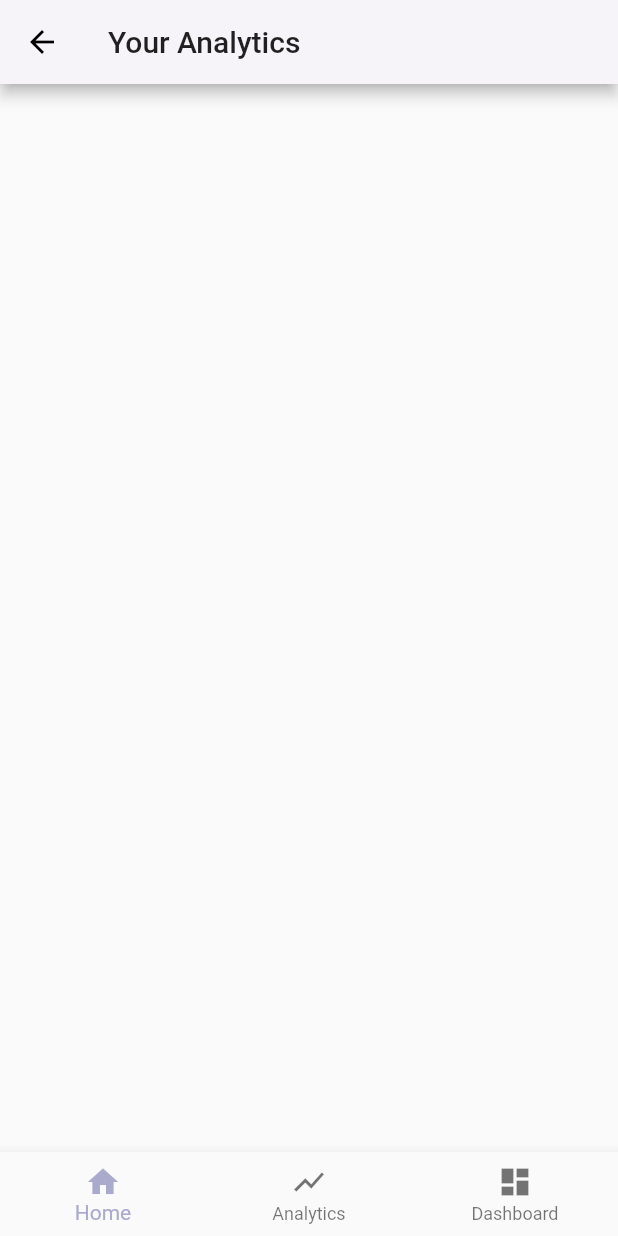
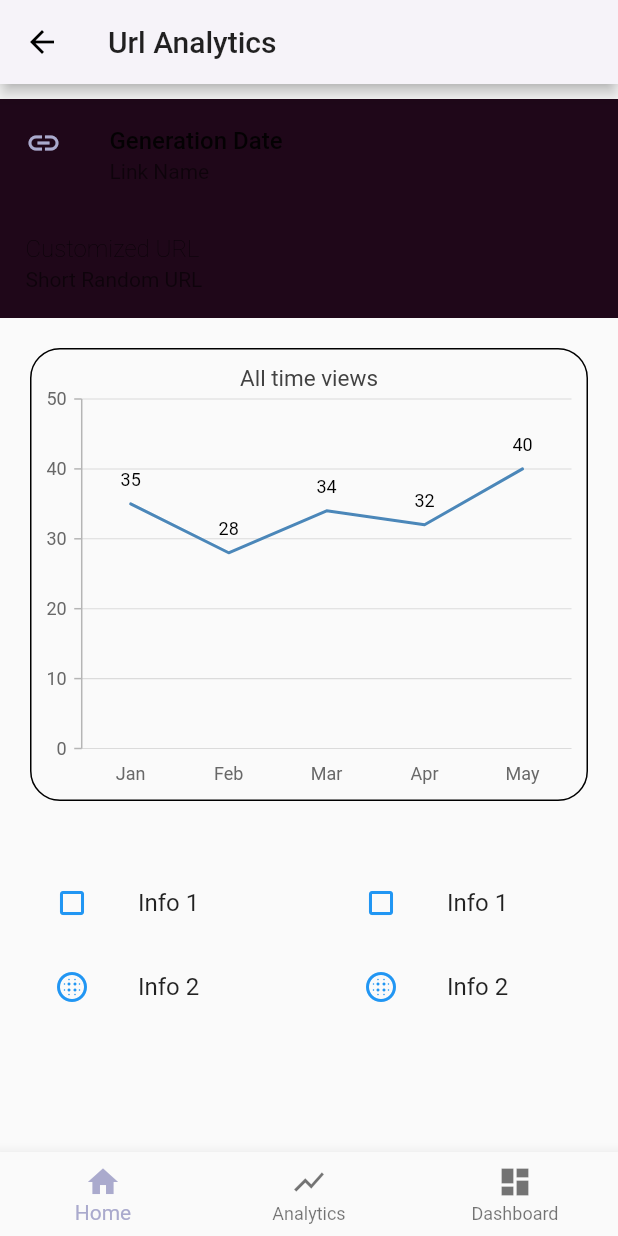
Before and after one commit to hygertai/kisa.co, a Flutter app: the AnalyticsScreen screen opened by its route, on a phone screen of 412 x 824 dp. Run offline on Flutter 3.47's test engine with Material 2 defaults, Android fonts, the phone set to English and light mode, and no system bars; our stand-ins replace modal_progress_hud, syncfusion_flutter_charts; missing offline and left inert: flutter_beautiful_popup.

Commit message:
added analytics and requests

```diff
--- /dev/null
+++ b/kisa_co/lib/models/url_model.dart
@@ -0,0 +1,17 @@
+class UrlData {
+  UrlData(
+    this.month,
+    this.visitor_count,
+  );
+
+  final String month;
+  int url_id;
+  String orig_url;
+  String short_url;
+  int created_at;
+  int expires_at;
+  String creator_ip;
+  final int visitor_count;
+  int visitor_limit;
+  bool is_private;
+}
--- a/kisa_co/lib/screens/analytics_screen.dart
+++ b/kisa_co/lib/screens/analytics_screen.dart
@@ -3,6 +3,8 @@ import 'package:flutter/material.dart';
 import 'package:kisaco/screens/welcome_screen.dart';
 import 'constants.dart';
 import 'dashboard_screen.dart';
+import 'package:syncfusion_flutter_charts/charts.dart';
+import 'package:kisaco/models/url_model.dart';
 
 class AnalyticsScreen extends StatefulWidget {
   static const String id = 'analytics_screen';
@@ -16,9 +18,156 @@ class _AnalyticsScreenState extends State<AnalyticsScreen> {
   Widget build(BuildContext context) {
     return Scaffold(
       appBar: AppBar(
-        title: Text('Your Analytics'),
+        title: Text('Url Analytics'),
       ),
-      body: Container(),
+      body: ListView(
+        children: <Widget>[
+          Padding(
+            padding: const EdgeInsets.only(top: 10.0),
+            child: Container(
+              //height: 100.0,
+              decoration: BoxDecoration(
+                color: kDarkestPurpleColor,
+                border: Border.all(
+                  color: kDarkestPurpleColor,
+                ),
+                //borderRadius: BorderRadius.circular(20.0),
+              ),
+              child: Column(
+                children: <Widget>[
+                  ListTile(
+                    title: Text('Generation Date',
+                        style: TextStyle(fontWeight: FontWeight.w500)),
+                    subtitle: Text('Link Name '),
+                    leading: Icon(
+                      Icons.insert_link,
+                      color: kLightPurpleColor,
+                    ),
+                  ),
+                  ListTile(
+                    title: Text('Customized URL',
+                        style: TextStyle(fontWeight: FontWeight.w200)),
+                    subtitle: Text('Short Random URL'),
+                  ),
+                ],
+              ),
+            ),
+          ),
+          Container(
+            decoration: BoxDecoration(
+              //color: kLightPurpleColor,
+              border: Border.all(
+                  //color: kOffWhiteColor,
+                  ),
+              borderRadius: BorderRadius.circular(20.0),
+            ),
+            margin: const EdgeInsets.all(20.0),
+            child: SfCartesianChart(
+                plotAreaBorderWidth: 0,
+                primaryXAxis: CategoryAxis(
+                  //labelStyle: ChartTextStyle(color: kOffWhiteColor),
+                  axisLine: AxisLine(width: 0),
+                  labelPosition: ChartDataLabelPosition.inside,
+                  majorTickLines: MajorTickLines(width: 0),
+                  majorGridLines: MajorGridLines(width: 0),
+                ),
+//                primaryYAxis:
+//                    NumericAxis(isVisible: false, minimum: 0, maximum: 9000),
+                // Chart title
+                title: ChartTitle(text: 'All time views'),
+                // Enable legend
+                //legend: Legend(isVisible: true),
+                // Enable tooltip
+                tooltipBehavior: TooltipBehavior(
+                    enable: true,
+                    canShowMarker: false,
+                    format: 'point.x : point.y sq.km',
+                    header: ''),
+                series: <ChartSeries<UrlData, String>>[
+                  LineSeries<UrlData, String>(
+                      dataSource: <UrlData>[
+                        UrlData('Jan', 35),
+                        UrlData('Feb', 28),
+                        UrlData('Mar', 34),
+                        UrlData('Apr', 32),
+                        UrlData('May', 40)
+                      ],
+                      xValueMapper: (UrlData sales, _) => sales.month,
+                      yValueMapper: (UrlData sales, _) => sales.visitor_count,
+                      // Enable data label
+                      dataLabelSettings: DataLabelSettings(isVisible: true))
+                ]),
+          ),
+          Container(
+            child: Row(
+              mainAxisAlignment: MainAxisAlignment.spaceBetween,
+              children: <Widget>[
+                Expanded(
+                  child: Container(
+//                    decoration: BoxDecoration(
+//                      color: kLightPurpleColor,
+//                      border: Border.all(
+//                          color: kOffWhiteColor,
+//                          ),
+//                      borderRadius: BorderRadius.circular(20.0),
+//                    ),
+                    margin: const EdgeInsets.all(20.0),
+                    child: Column(
+                      children: <Widget>[
+                        ListTile(
+                          title: Text('Info 1'),
+                          leading: Icon(
+                            Icons.crop_square,
+                            color: Colors.blue[500],
+                          ),
+                        ),
+                        ListTile(
+                          title: Text('Info 2'),
+                          leading: Icon(
+                            Icons.blur_circular,
+                            color: Colors.blue[500],
+                          ),
+                        ),
+                      ],
+                    ),
+                  ),
+                ),
+                Expanded(
+                  child: Container(
+//                    decoration: BoxDecoration(
+//                      color: kLightPurpleColor,
+//                      border: Border.all(
+//                          color: kOffWhiteColor,
+//                          ),
+//                      borderRadius: BorderRadius.circular(20.0),
+//                    ),
+                    margin: const EdgeInsets.all(20.0),
+                    child: Column(
+                      children: <Widget>[
+                        ListTile(
+                          title: Text('Info 1'),
+                          leading: Icon(
+                            Icons.crop_square,
+                            color: Colors.blue[500],
+                          ),
+                        ),
+                        ListTile(
+                          title: Text('Info 2'),
+                          leading: Icon(
+                            Icons.blur_circular,
+                            color: Colors.blue[500],
+                          ),
+                        ),
+                      ],
+                    ),
+                  ),
+                ),
+              ],
+            ),
+          ),
+          Container(),
+        ],
+      ),
       bottomNavigationBar: BottomNavigationBar(
         currentIndex: 0,
         fixedColor: kLightPurpleColor,
--- a/kisa_co/pubspec.yaml
+++ b/kisa_co/pubspec.yaml
@@ -36,6 +36,7 @@ dependencies:
   sliding_up_panel: ^1.0.0
   auto_size_text: ^2.1.0
   flutter_beautiful_popup: ^1.4.0
+  syncfusion_flutter_charts: ^18.1.44
 
 dev_dependencies:
   flutter_test:
```
Also changed, not shown: kisa_co/lib/util/requests.dart (added, +163 -0 lines), kisa_co/pubspec.lock.
